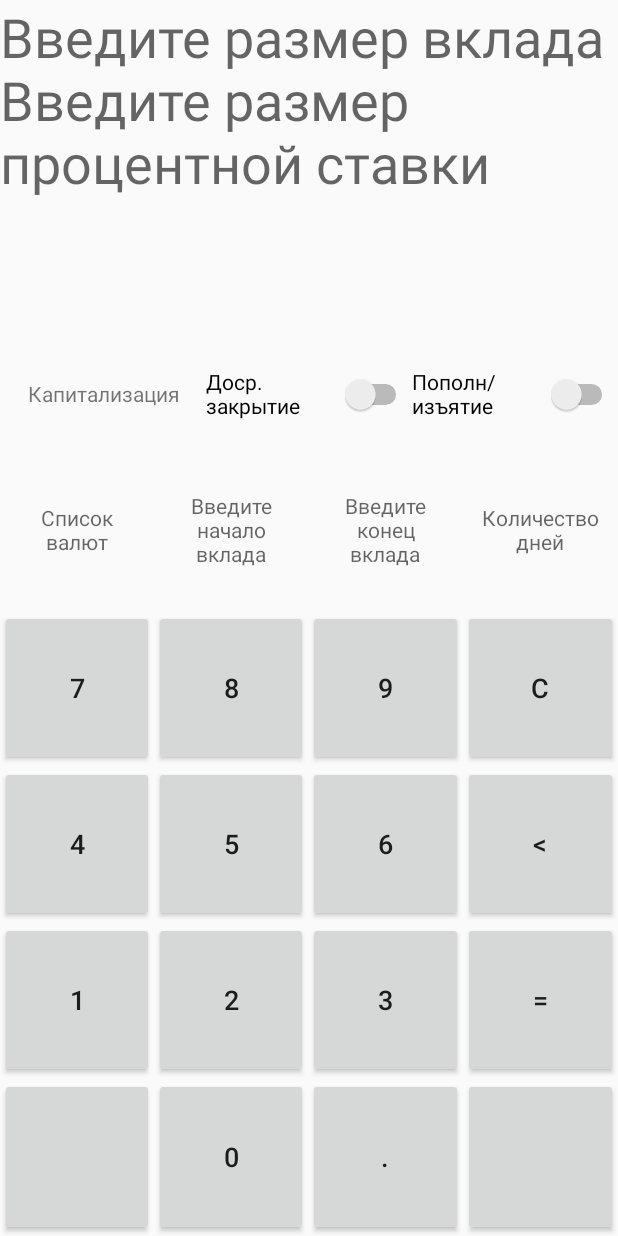
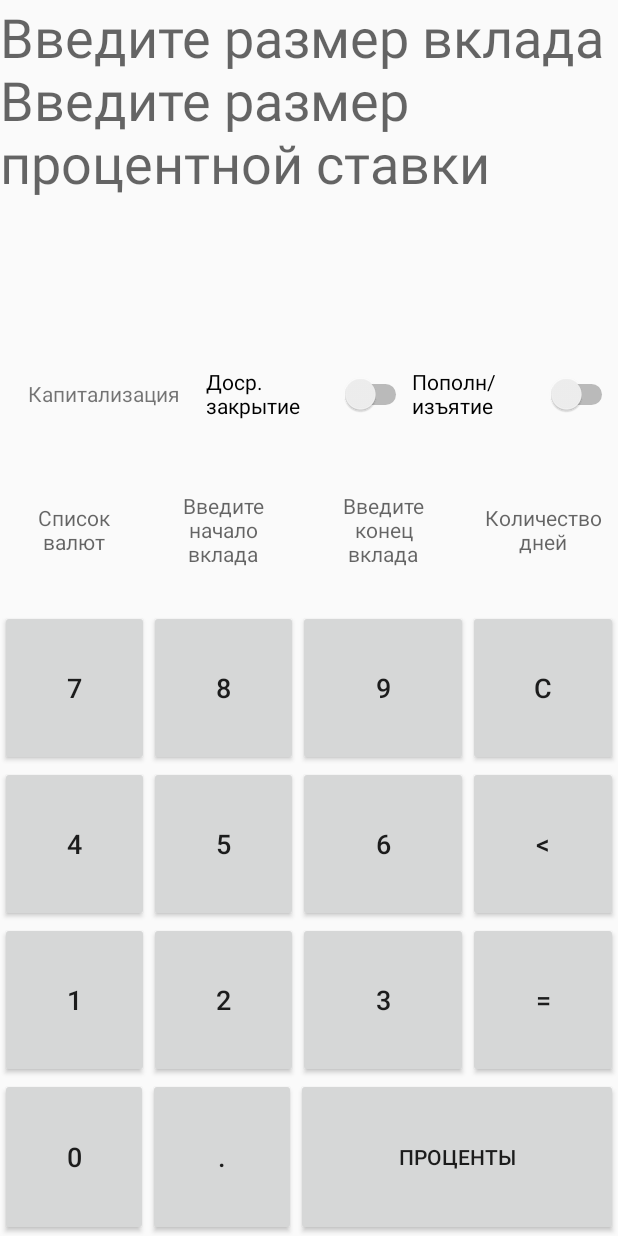
Before and after one commit to Clomance/USATU_Project, an Android app: the CalculateActivity screen opened directly, with no data from a screen before it, after a tap on an icon or button, on a phone screen of 412 x 824 dp. Run offline under Robolectric (Android 15) with nearby library versions, the phone set to English and light mode, and no system bars; 1 statement that could not run was skipped.

Commit message:
Changing interface

```diff
--- a/app/src/main/java/com/example/client/CalculateActivity.java
+++ b/app/src/main/java/com/example/client/CalculateActivity.java
@@ -238,7 +238,7 @@ public class CalculateActivity extends AppCompatActivity implements NavigationVi
                 mainTextView.setText(text);
                 break;
 
-            case R.id.compute_button: // Кнопка расчёта
+            case R.id.compute_button: // Кнопка расчёта/продолжения
                 //CalculateActivity.deposit = ;
                 //CalculateActivity.percents = ;
 
--- a/app/src/main/res/layout/calculate_main.xml
+++ b/app/src/main/res/layout/calculate_main.xml
@@ -230,14 +230,6 @@
             android:layout_weight="1">
 
             <Button
-                android:id="@+id/empty1"
-                android:layout_width="match_parent"
-                android:layout_height="match_parent"
-                android:layout_weight="1"
-
-                android:clickable="false" />
-
-            <Button
                 android:id="@+id/button0"
                 android:layout_width="match_parent"
                 android:layout_height="match_parent"
@@ -256,11 +248,14 @@
                 android:textSize="18sp" />
 
             <Button
-                android:id="@+id/empty2"
+                android:id="@+id/percents_button"
                 android:layout_width="match_parent"
                 android:layout_height="match_parent"
-                android:layout_weight="1"
-                android:clickable="false" />
+
+                android:layout_weight="10"
+                android:clickable="true"
+                android:text="Проценты" />
+
         </TableRow>
     </TableLayout>
 
```
